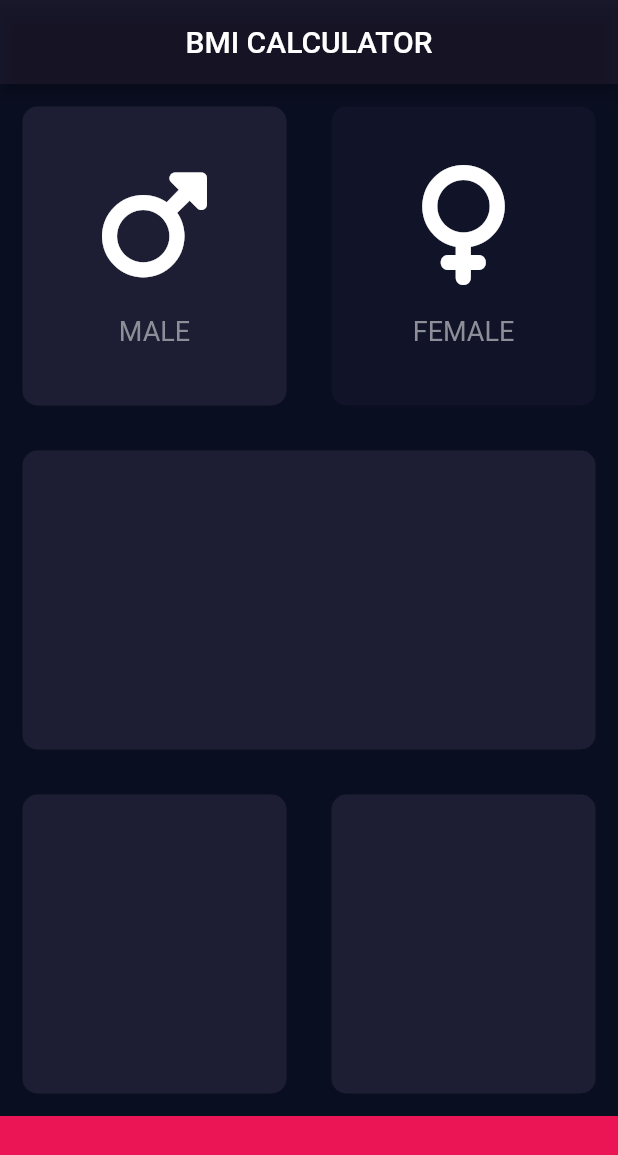
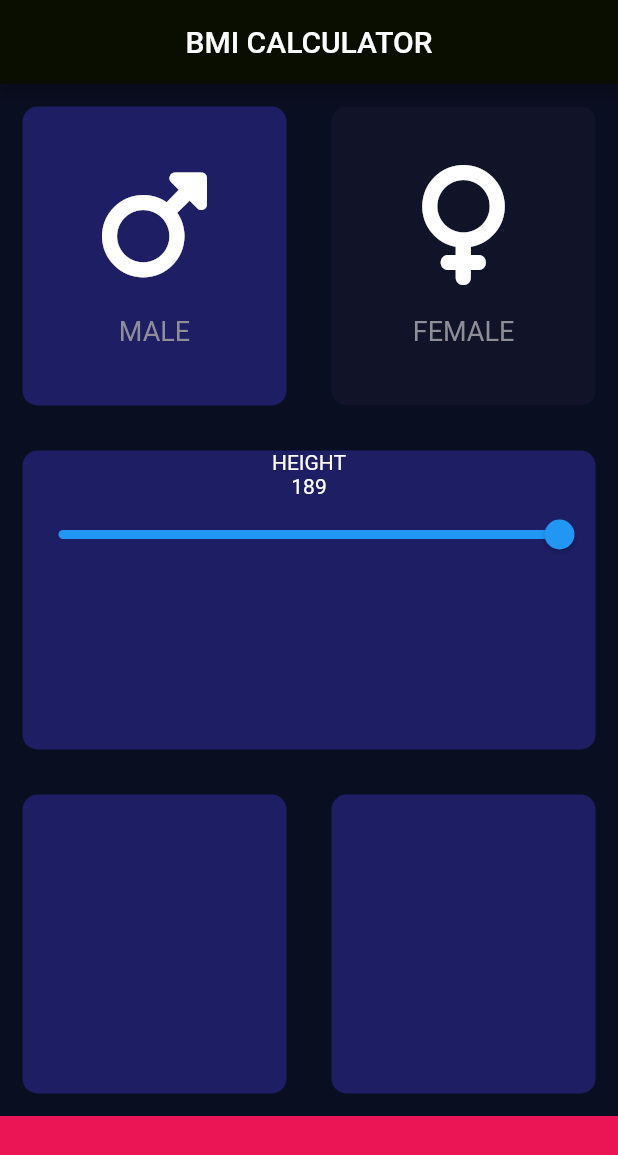
Before and after one commit to daveragos/BMI, a Flutter app: the screen it shows after launch, after a tap on "MALE", on a phone screen of 412 x 824 dp. Shown: the top 1155 px of the screen. Run offline on Flutter 3.47's test engine with Material 2 defaults, Android fonts, the phone set to English and light mode, and no system bars; our stand-ins replace font_awesome_flutter.

Commit message:
second row being edited

```diff
--- a/lib/CardWidget.dart
+++ b/lib/CardWidget.dart
@@ -1,18 +1,24 @@
+// ignore_for_file: prefer_const_constructors, prefer_const_constructors_in_immutables
+
 import 'package:flutter/material.dart';
 
 class ReuseableCard extends StatelessWidget {
-  ReuseableCard({required this.colour, this.childIcon});
+  ReuseableCard({required this.colour, this.childWij, this.clicked});
   final Color colour;
-  final Widget? childIcon;
+  final Widget? childWij;
+  final void Function()? clicked;
   @override
   Widget build(BuildContext context) {
-    return Container(
-      margin: EdgeInsets.all(15),
-      decoration: BoxDecoration(
-        color: colour,
-        borderRadius: BorderRadius.circular(10),
+    return GestureDetector(
+      onTap: clicked,
+      child: Container(
+        margin: EdgeInsets.all(15),
+        decoration: BoxDecoration(
+          color: colour,
+          borderRadius: BorderRadius.circular(10),
+        ),
+        child: childWij,
       ),
-      child: childIcon,
     );
   }
 }
--- a/lib/InputPage.dart
+++ b/lib/InputPage.dart
@@ -4,7 +4,7 @@ import 'package:font_awesome_flutter/font_awesome_flutter.dart';
 import 'package:tester/IconWidget.dart';
 import 'package:tester/CardWidget.dart';
 
-const activeColor = Color(0XFF1D1E33);
+const activeColor = Color(0XFF1D1E63);
 const inactiveColor = Color(0XFF111328);
 const containerColor = Color(0XFFEB1555);
 const hItvalue = 80.0;
@@ -19,32 +19,13 @@ class InputPage extends StatefulWidget {
 }
 
 class _InputPageState extends State<InputPage> {
-  Color malecardcolor = inactiveColor;
-  Color femalecardcolor = inactiveColor;
-  void updateColor(Gender gender) {
-    if (gender == Gender.male) {
-      if (malecardcolor == inactiveColor) {
-        malecardcolor = activeColor;
-        femalecardcolor = inactiveColor;
-      } else {
-        malecardcolor = inactiveColor;
-      }
-    }
-    if (gender == Gender.female) {
-      if (femalecardcolor == inactiveColor) {
-        femalecardcolor = activeColor;
-        malecardcolor = inactiveColor;
-      } else {
-        femalecardcolor = inactiveColor;
-      }
-    }
-  }
+  Gender? gender;
 
   @override
   Widget build(BuildContext context) {
     return Scaffold(
       appBar: AppBar(
-        backgroundColor: Color(0xFF0A0E1),
+        backgroundColor: Color(0xFF0A0E01),
         title: Center(
           child: Text(
             "BMI CALCULATOR",
@@ -57,29 +38,26 @@ class _InputPageState extends State<InputPage> {
             child: Row(
               children: [
                 Expanded(
-                  child: GestureDetector(
-                    onTap: () {
+                  child: ReuseableCard(
+                    clicked: () {
                       setState(() {
-                        updateColor(Gender.male);
+                        gender = Gender.male;
                       });
                     },
-                    child: ReuseableCard(
-                      colour: malecardcolor,
-                      childIcon: SexWidget(FontAwesomeIcons.mars, "MALE"),
-                    ),
+                    colour: gender == Gender.male ? activeColor : inactiveColor,
+                    childWij: SexWidget(FontAwesomeIcons.mars, "MALE"),
                   ),
                 ),
                 Expanded(
-                  child: GestureDetector(
-                    onTap: () {
+                  child: ReuseableCard(
+                    clicked: () {
                       setState(() {
-                        updateColor(Gender.female);
+                        gender = Gender.female;
                       });
                     },
-                    child: ReuseableCard(
-                      colour: femalecardcolor,
-                      childIcon: SexWidget(FontAwesomeIcons.venus, "FEMALE"),
-                    ),
+                    colour:
+                        gender == Gender.female ? activeColor : inactiveColor,
+                    childWij: SexWidget(FontAwesomeIcons.venus, "FEMALE"),
                   ),
                 ),
               ],
@@ -87,8 +65,20 @@ class _InputPageState extends State<InputPage> {
           ),
           Expanded(
             child: ReuseableCard(
-              colour: activeColor,
-            ),
+                colour: activeColor,
+                childWij: Column(
+                  children: [
+                    Text("HEIGHT"),
+                    Text('189'),
+                    GestureDetector(
+                        child: Slider(
+                      min: 1,
+                      max: 30,
+                      value: 30,
+                      onChanged: (value) {},
+                    ))
+                  ],
+                )),
           ),
           Expanded(
             child: Row(
```
